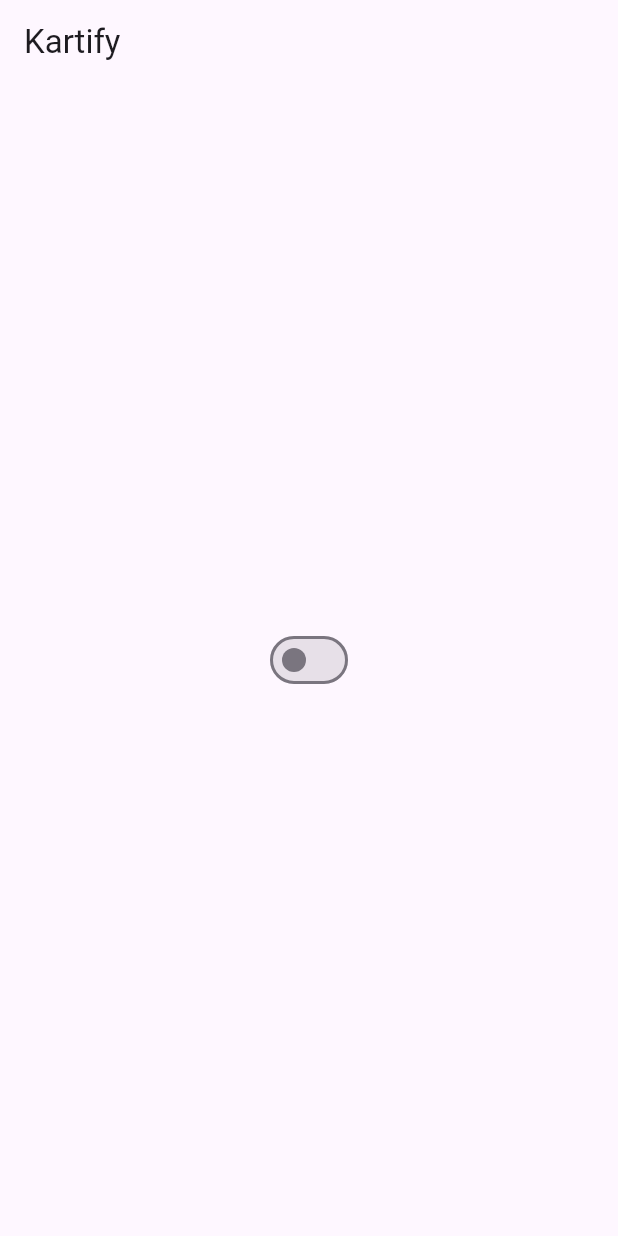
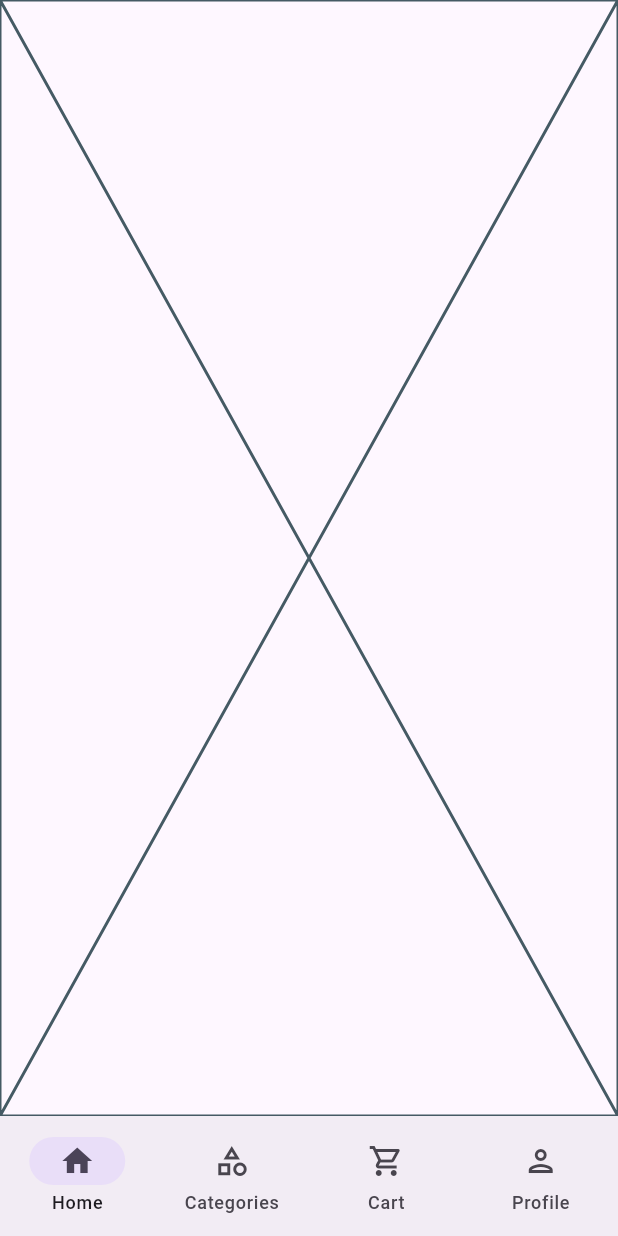
Before and after one commit to Anndderssonn/kartify, a Flutter app: the screen it shows after launch, on a phone screen of 412 x 824 dp. Run offline on Flutter 3.47's test engine with Material 3 defaults, Android fonts, the phone set to English and light mode, and no system bars; our stand-ins replace flutter_bloc, go_router, shared_preferences.

Commit message:
feat: Add bottom navigation with go router

```diff
--- a/lib/core/core.dart
+++ b/lib/core/core.dart
@@ -1 +1,2 @@
 export 'theme/theme.dart';
+export 'router/app_router.dart';
--- /dev/null
+++ b/lib/core/router/app_router.dart
@@ -0,0 +1,32 @@
+import 'package:flutter/material.dart';
+import 'package:go_router/go_router.dart';
+import 'package:kartify/features/features.dart';
+
+final appRouter = GoRouter(
+  initialLocation: '/home',
+  routes: [
+    ShellRoute(
+      builder: (context, state, child) {
+        return MainNavigationPage(child: child);
+      },
+      routes: [
+        GoRoute(
+          path: '/home',
+          builder: (context, state) => const Placeholder(),
+        ),
+        GoRoute(
+          path: '/categories',
+          builder: (context, state) => const Placeholder(),
+        ),
+        GoRoute(
+          path: '/cart',
+          builder: (context, state) => const Placeholder(),
+        ),
+        GoRoute(
+          path: '/profile',
+          builder: (context, state) => const Placeholder(),
+        ),
+      ],
+    ),
+  ],
+);
--- /dev/null
+++ b/lib/core/router/router.dart
@@ -0,0 +1 @@
+export 'app_router.dart';
--- a/lib/core/theme/theme.dart
+++ b/lib/core/theme/theme.dart
@@ -1 +1,3 @@
 export 'app_theme.dart';
+export 'bloc/theme_bloc.dart';
+export 'theme_preferences_impl.dart';
--- /dev/null
+++ b/lib/features/features.dart
@@ -0,0 +1 @@
+export 'main_navigation/main_navigation.dart';
--- /dev/null
+++ b/lib/features/main_navigation/bloc/navigation_bloc.dart
@@ -0,0 +1,17 @@
+import 'package:flutter_bloc/flutter_bloc.dart';
+
+part 'navigation_event.dart';
+part 'navigation_state.dart';
+
+class NavigationBloc extends Bloc<NavigationEvent, NavigationState> {
+  NavigationBloc() : super(const NavigationState(tabIndex: 0)) {
+    on<NavigationTabChanged>(_onTabChanged);
+  }
+
+  void _onTabChanged(
+    NavigationTabChanged event,
+    Emitter<NavigationState> emit,
+  ) {
+    emit(NavigationState(tabIndex: event.tabIndex));
+  }
+}
--- /dev/null
+++ b/lib/features/main_navigation/bloc/navigation_event.dart
@@ -0,0 +1,8 @@
+part of 'navigation_bloc.dart';
+
+sealed class NavigationEvent {}
+
+final class NavigationTabChanged extends NavigationEvent {
+  final int tabIndex;
+  NavigationTabChanged({required this.tabIndex});
+}
--- /dev/null
+++ b/lib/features/main_navigation/bloc/navigation_state.dart
@@ -0,0 +1,6 @@
+part of 'navigation_bloc.dart';
+
+class NavigationState {
+  final int tabIndex;
+  const NavigationState({required this.tabIndex});
+}
--- /dev/null
+++ b/lib/features/main_navigation/main_navigation.dart
@@ -0,0 +1 @@
+export 'presentation/main_navigation_page.dart';
--- /dev/null
+++ b/lib/features/main_navigation/presentation/main_navigation_page.dart
@@ -0,0 +1,64 @@
+import 'package:flutter/material.dart';
+import 'package:flutter_bloc/flutter_bloc.dart';
+import 'package:go_router/go_router.dart';
+import 'package:kartify/features/main_navigation/bloc/navigation_bloc.dart';
+
+class MainNavigationPage extends StatelessWidget {
+  final Widget child;
+
+  const MainNavigationPage({super.key, required this.child});
+
+  @override
+  Widget build(BuildContext context) {
+    return BlocProvider(
+      create: (_) => NavigationBloc(),
+      child: BlocBuilder<NavigationBloc, NavigationState>(
+        builder: (context, state) {
+          return Scaffold(
+            body: child,
+            bottomNavigationBar: NavigationBar(
+              selectedIndex: state.tabIndex,
+              onDestinationSelected: (index) {
+                context.read<NavigationBloc>().add(
+                  NavigationTabChanged(tabIndex: index),
+                );
+                switch (index) {
+                  case 0:
+                    context.go('/home');
+                  case 1:
+                    context.go('/categories');
+                  case 2:
+                    context.go('/cart');
+                  case 3:
+                    context.go('/profile');
+                }
+              },
+              destinations: const [
+                NavigationDestination(
+                  icon: Icon(Icons.home_outlined),
+                  selectedIcon: Icon(Icons.home),
+                  label: 'Home',
+                ),
+                NavigationDestination(
+                  icon: Icon(Icons.category_outlined),
+                  selectedIcon: Icon(Icons.category),
+                  label: 'Categories',
+                ),
+                NavigationDestination(
+                  icon: Icon(Icons.shopping_cart_outlined),
+                  selectedIcon: Icon(Icons.shopping_cart),
+                  label: 'Cart',
+                ),
+                NavigationDestination(
+                  icon: Icon(Icons.person_outlined),
+                  selectedIcon: Icon(Icons.person),
+                  label: 'Profile',
+                ),
+              ],
+            ),
+          );
+        },
+      ),
+    );
+  }
+}
--- a/lib/main.dart
+++ b/lib/main.dart
@@ -1,9 +1,7 @@
 import 'package:flutter/material.dart';
 import 'package:flutter_bloc/flutter_bloc.dart';
+import 'package:shared_preferences/shared_preferences.dart';
 import 'package:kartify/core/core.dart';
-import 'package:kartify/core/theme/theme_preferences_impl.dart';
-import 'package:kartify/core/theme/bloc/theme_bloc.dart';
-import 'package:shared_preferences/shared_preferences.dart';
 
 void main() async {
   WidgetsFlutterBinding.ensureInitialized();
@@ -25,26 +23,12 @@ class KartifyApp extends StatelessWidget {
   Widget build(BuildContext context) {
     return BlocBuilder<ThemeBloc, ThemeState>(
       builder: (context, state) {
-        return MaterialApp(
+        return MaterialApp.router(
           title: 'Kartify',
           theme: AppTheme.light,
           darkTheme: AppTheme.dark,
           themeMode: state.themeMode,
-          home: Scaffold(
-            appBar: AppBar(title: const Text('Kartify')),
-            body: Center(
-              child: Switch(
-                value: state.themeMode == ThemeMode.dark,
-                onChanged: (isDark) {
-                  context.read<ThemeBloc>().add(
-                    ThemeChanged(
-                      themeMode: isDark ? ThemeMode.dark : ThemeMode.light,
-                    ),
-                  );
-                },
-              ),
-            ),
-          ),
+          routerConfig: appRouter,
         );
       },
     );
--- a/pubspec.yaml
+++ b/pubspec.yaml
@@ -10,6 +10,7 @@ dependencies:
   flutter:
     sdk: flutter
   flutter_bloc: ^9.1.1
+  go_router: ^17.2.2
   shared_preferences: ^2.5.5
 
 dev_dependencies:
```
Also changed, not shown: pubspec.lock.
